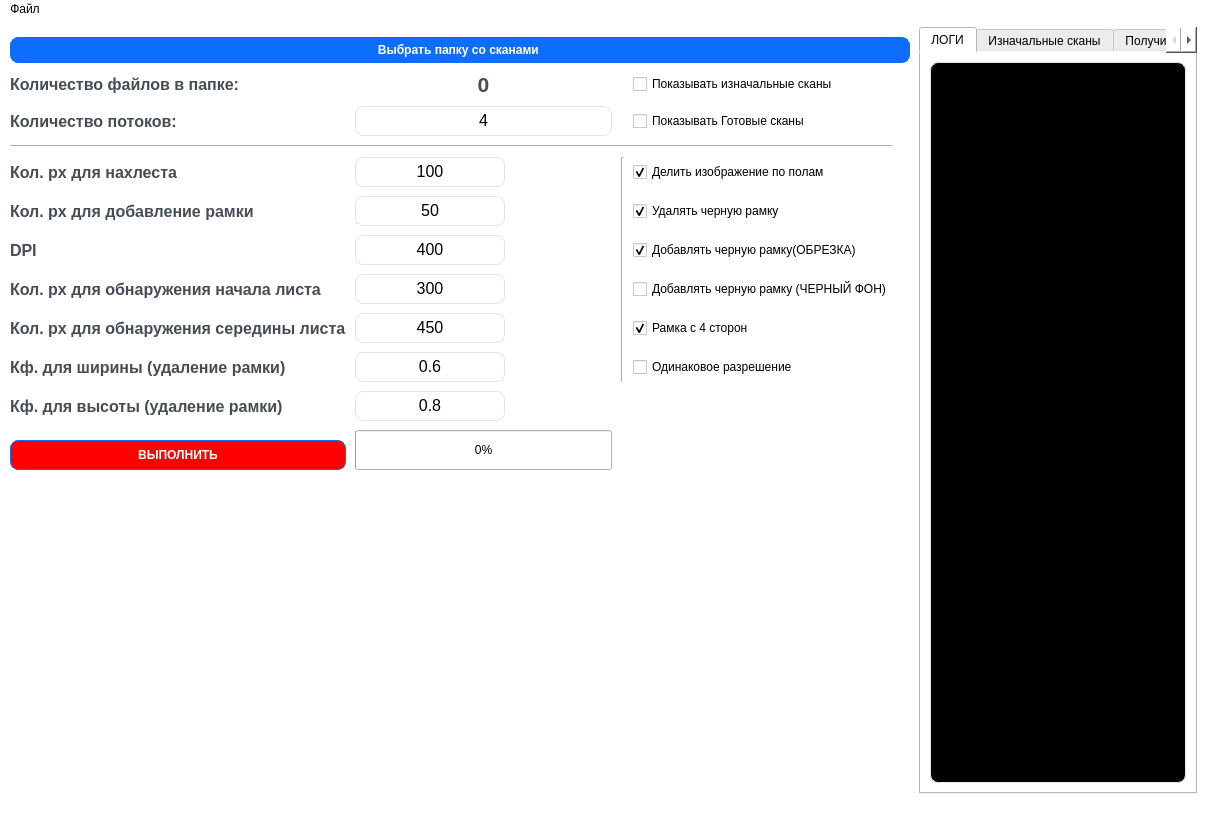
The window that gui/process.ui (glushok123/glushok-studio) describes before a commit, drawn with Qt 5.
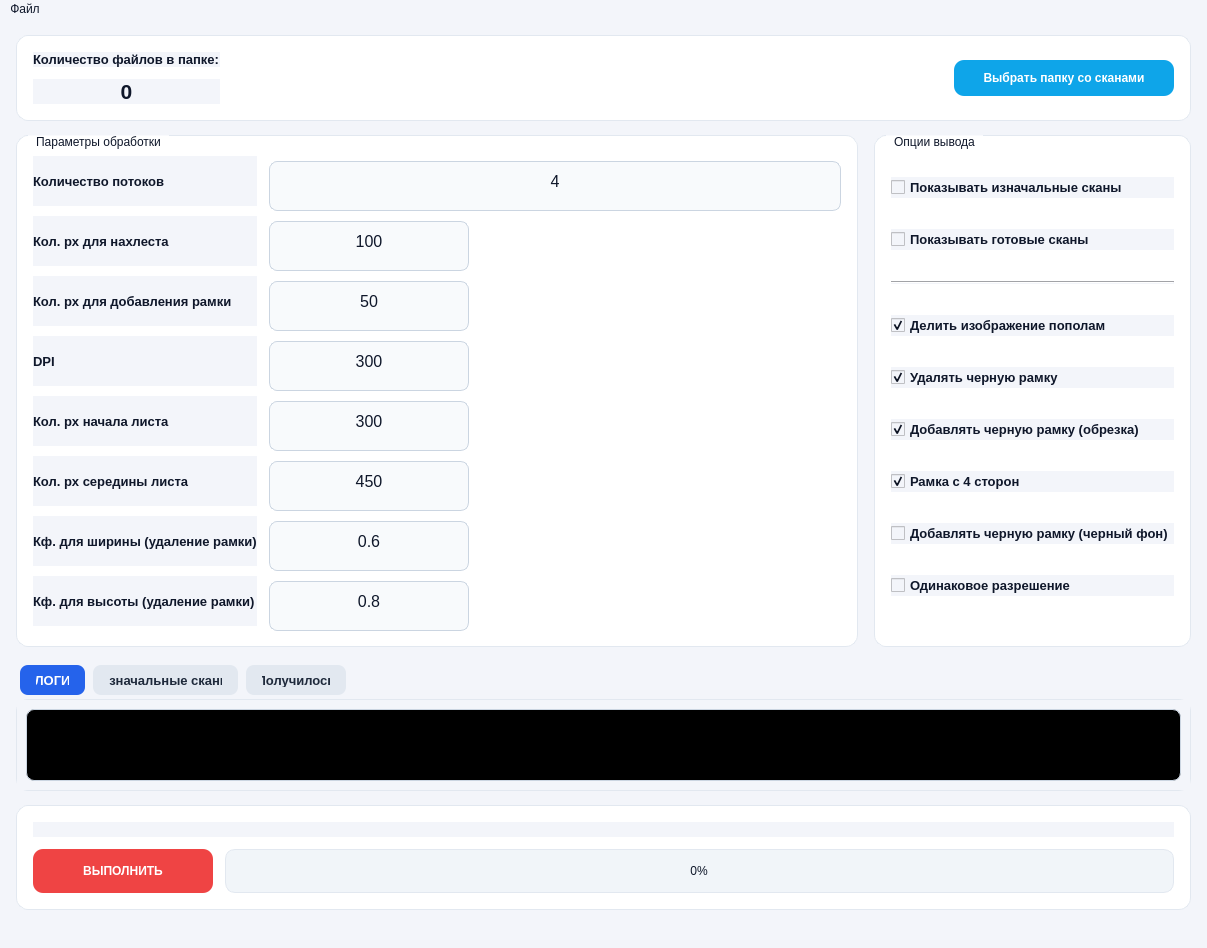
The same window after the commit.

Commit message: Restyle manual correction window layout

What changed in the file:
```diff
--- a/gui/process.ui
+++ b/gui/process.ui
@@ -15,226 +15,248 @@
   </property>
   <property name="styleSheet">
    <string notr="true">QWidget {
-  background-color: #fff;
+  background-color: #f3f5fa;
+  color: #0f172a;
+  font-family: "Segoe UI";
+}
+QFrame#folderFrame, QFrame#footerFrame, QGroupBox {
+  background-color: #ffffff;
+  border: 1px solid #e2e8f0;
+  border-radius: 12px;
+}
+QGroupBox::title {
+  subcontrol-origin: margin;
+  left: 12px;
+  padding: 0 6px;
+  color: #0f172a;
+  font-size: 14px;
+  font-weight: 600;
 }
 QLabel {
-  color: #464d55;
-font-size: 16px;
+  font-size: 13px;
+  font-weight: 600;
+}
+QLabel#label {
+  font-size: 22px;
   font-weight: 700;
 }
-QLabel#heading {
-  color: #0f1925;
-  font-size: 18px;
-  margin-bottom: 10px;
+QPushButton {
+  background-color: #2563eb;
+  color: #ffffff;
+  font-weight: 600;
+  border-radius: 10px;
+  padding: 10px 18px;
+  border: none;
 }
-
-QLabel#subheading {
-  color: #0f1925;
-  font-size: 14px;
-  font-weight: normal;
-  margin-bottom: 10px;
+QPushButton:hover {
+  background-color: #1d4ed8;
+}
+QPushButton#pushButton_2 {
+  background-color: #0ea5e9;
+}
+QPushButton#pushButton_2:hover {
+  background-color: #0284c7;
+}
+QPushButton#pushButton {
+  background-color: #ef4444;
+}
+QPushButton#pushButton:hover {
+  background-color: #dc2626;
 }
 QTextEdit {
+  border: 1px solid #cbd5e1;
   border-radius: 8px;
-  border: 1px solid #e0e4e7;
-
+  min-height: 36px;
+  background-color: #f8fafc;
+  padding: 6px 10px;
+  font-size: 14px;
 }
-
 QTextEdit:focus {
   border: 1px solid #d0e3ff;
 }
-
-QLineEdit::placeholder {
-  color: #767e89;
+QCheckBox {
+  font-size: 13px;
+  font-weight: 500;
 }
-QPushButton {
-  background-color: #0d6efd;
-  color: #fff;
-  font-weight: 600;
+QTabWidget::pane {
+  border: 1px solid #e2e8f0;
+  border-radius: 12px;
+  background: #ffffff;
+}
+QTabBar::tab {
+  background: #e2e8f0;
   border-radius: 8px;
-  border: 1px solid #0d6efd;
-  padding: 5px 15px;
-  margin-top: 10px;
-  outline: 0px;
+  padding: 8px 16px;
+  margin: 4px;
+  font-size: 13px;
+  font-weight: 600;
+  color: #1e293b;
 }
-QPushButton:hover,
-QPushButton:focus {
-  background-color: #0b5ed7;
-  border: 3px solid #9ac3fe;
-}</string>
+QTabBar::tab:selected {
+  background: #2563eb;
+  color: #ffffff;
+}
+QProgressBar {
+  border: 1px solid #e2e8f0;
+  border-radius: 10px;
+  background: #f1f5f9;
+  text-align: center;
+  color: #0f172a;
+}
+QProgressBar::chunk {
+  border-radius: 10px;
+  background: #22c55e;
+}
+</string>
   </property>
   <widget class="QWidget" name="centralwidget">
-   <layout class="QGridLayout" name="gridLayout">
+   <layout class="QVBoxLayout" name="mainLayout">
+    <property name="spacing">
+     <number>14</number>
+    </property>
     <property name="leftMargin">
-     <number>10</number>
+     <number>16</number>
     </property>
     <property name="topMargin">
-     <number>8</number>
+     <number>16</number>
     </property>
     <property name="rightMargin">
-     <number>10</number>
+     <number>16</number>
     </property>
     <property name="bottomMargin">
-     <number>15</number>
+     <number>16</number>
     </property>
+    <item>
+     <widget class="QFrame" name="folderFrame">
+      <property name="frameShape">
+       <enum>QFrame::StyledPanel</enum>
+      </property>
+      <property name="frameShadow">
+       <enum>QFrame::Raised</enum>
+      </property>
+      <layout class="QHBoxLayout" name="folderLayout">
     <property name="spacing">
-     <number>9</number>
-    </property>
-    <item row="1" column="3">
-     <widget class="QCheckBox" name="checkBox_6">
-      <property name="styleSheet">
-       <string notr="true">font: 75 10pt &quot;MS Shell Dlg 2&quot;;</string>
-      </property>
-      <property name="text">
-       <string>Показывать изначальные сканы</string>
-      </property>
-      <property name="checked">
-       <bool>false</bool>
-      </property>
-     </widget>
-    </item>
-    <item row="7" column="3">
-     <widget class="QCheckBox" name="checkBox_8">
-      <property name="styleSheet">
-       <string notr="true">font: 75 10pt &quot;MS Shell Dlg 2&quot;;</string>
-      </property>
+        <number>12</number>
+       </property>
+       <property name="leftMargin">
+        <number>16</number>
+       </property>
+       <property name="topMargin">
+        <number>16</number>
+       </property>
+       <property name="rightMargin">
+        <number>16</number>
+       </property>
+       <property name="bottomMargin">
+        <number>16</number>
+       </property>
+       <item>
+        <layout class="QVBoxLayout" name="folderInfoLayout">
+         <item>
+          <widget class="QLabel" name="label_2">
       <property name="text">
-       <string>Добавлять черную рамку (ЧЕРНЫЙ ФОН)</string>
+            <string>Количество файлов в папке:</string>
       </property>
      </widget>
     </item>
-    <item row="2" column="3">
-     <widget class="QCheckBox" name="checkBox_7">
-      <property name="styleSheet">
-       <string notr="true">font: 75 10pt &quot;MS Shell Dlg 2&quot;;</string>
-      </property>
+         <item>
+          <widget class="QLabel" name="label">
       <property name="text">
-       <string>Показывать Готовые сканы</string>
-      </property>
-      <property name="checked">
-       <bool>false</bool>
+            <string>&lt;html&gt;&lt;head/&gt;&lt;body&gt;&lt;p align=&quot;center&quot;&gt;&lt;span style=&quot; font-size:16pt;&quot;&gt;0&lt;/span&gt;&lt;/p&gt;&lt;/body&gt;&lt;/html&gt;</string>
+           </property>
+           <property name="alignment">
+            <set>Qt::AlignLeft|Qt::AlignVCenter</set>
       </property>
      </widget>
     </item>
-    <item row="7" column="0">
-     <widget class="QLabel" name="label_6">
-      <property name="styleSheet">
-       <string notr="true"/>
-      </property>
-      <property name="text">
-       <string>Кол. px для обнаружения начала листа</string>
-      </property>
-     </widget>
-    </item>
-    <item row="8" column="0">
-     <widget class="QLabel" name="label_7">
-      <property name="styleSheet">
-       <string notr="true"/>
+        </layout>
+       </item>
+       <item>
+        <spacer name="folderSpacer">
+         <property name="orientation">
+          <enum>Qt::Horizontal</enum>
+         </property>
+         <property name="sizeHint" stdset="0">
+          <size>
+           <width>20</width>
+           <height>20</height>
+          </size>
+         </property>
+        </spacer>
+       </item>
+       <item>
+        <widget class="QPushButton" name="pushButton_2">
+         <property name="minimumSize">
+          <size>
+           <width>220</width>
+           <height>36</height>
+          </size>
       </property>
       <property name="text">
-       <string>Кол. px для обнаружения середины листа</string>
+          <string>Выбрать папку со сканами</string>
       </property>
      </widget>
     </item>
-    <item row="7" column="1">
-     <widget class="QTextEdit" name="textEdit_5">
-      <property name="enabled">
-       <bool>true</bool>
-      </property>
-      <property name="maximumSize">
-       <size>
-        <width>150</width>
-        <height>30</height>
-       </size>
-      </property>
-      <property name="layoutDirection">
-       <enum>Qt::LeftToRight</enum>
-      </property>
-      <property name="styleSheet">
-       <string notr="true">font: 75 10pt &quot;MS Shell Dlg 2&quot;;
-color: rgb(0, 0, 0);</string>
-      </property>
-      <property name="readOnly">
-       <bool>false</bool>
-      </property>
-      <property name="html">
-       <string>&lt;!DOCTYPE HTML PUBLIC &quot;-//W3C//DTD HTML 4.0//EN&quot; &quot;http://www.w3.org/TR/REC-html40/strict.dtd&quot;&gt;
-&lt;html&gt;&lt;head&gt;&lt;meta name=&quot;qrichtext&quot; content=&quot;1&quot; /&gt;&lt;style type=&quot;text/css&quot;&gt;
-p, li { white-space: pre-wrap; }
-&lt;/style&gt;&lt;/head&gt;&lt;body style=&quot; font-family:'MS Shell Dlg 2'; font-size:10pt; font-weight:72; font-style:normal;&quot;&gt;
-&lt;p align=&quot;center&quot; style=&quot; margin-top:0px; margin-bottom:0px; margin-left:0px; margin-right:0px; -qt-block-indent:0; text-indent:0px;&quot;&gt;&lt;span style=&quot; font-size:12pt; font-weight:400;&quot;&gt;300&lt;/span&gt;&lt;/p&gt;&lt;/body&gt;&lt;/html&gt;</string>
-      </property>
-     </widget>
-    </item>
-    <item row="9" column="0">
-     <widget class="QLabel" name="label_10">
-      <property name="text">
-       <string>Кф. для ширины (удаление рамки)</string>
-      </property>
-     </widget>
-    </item>
-    <item row="8" column="1">
-     <widget class="QTextEdit" name="textEdit_6">
-      <property name="enabled">
-       <bool>true</bool>
-      </property>
-      <property name="maximumSize">
-       <size>
-        <width>150</width>
-        <height>30</height>
-       </size>
-      </property>
-      <property name="layoutDirection">
-       <enum>Qt::LeftToRight</enum>
-      </property>
-      <property name="styleSheet">
-       <string notr="true">font: 75 10pt &quot;MS Shell Dlg 2&quot;;
-color: rgb(0, 0, 0);</string>
-      </property>
-      <property name="readOnly">
-       <bool>false</bool>
-      </property>
-      <property name="html">
-       <string>&lt;!DOCTYPE HTML PUBLIC &quot;-//W3C//DTD HTML 4.0//EN&quot; &quot;http://www.w3.org/TR/REC-html40/strict.dtd&quot;&gt;
-&lt;html&gt;&lt;head&gt;&lt;meta name=&quot;qrichtext&quot; content=&quot;1&quot; /&gt;&lt;style type=&quot;text/css&quot;&gt;
-p, li { white-space: pre-wrap; }
-&lt;/style&gt;&lt;/head&gt;&lt;body style=&quot; font-family:'MS Shell Dlg 2'; font-size:10pt; font-weight:72; font-style:normal;&quot;&gt;
-&lt;p align=&quot;center&quot; style=&quot; margin-top:0px; margin-bottom:0px; margin-left:0px; margin-right:0px; -qt-block-indent:0; text-indent:0px;&quot;&gt;&lt;span style=&quot; font-size:12pt; font-weight:400;&quot;&gt;450&lt;/span&gt;&lt;/p&gt;&lt;/body&gt;&lt;/html&gt;</string>
-      </property>
-     </widget>
-    </item>
-    <item row="2" column="0">
+      </layout>
+     </widget>
+    </item>
+    <item>
+     <widget class="QWidget" name="contentWidget" native="true">
+      <layout class="QHBoxLayout" name="contentLayout">
+       <property name="spacing">
+        <number>16</number>
+       </property>
+       <property name="leftMargin">
+        <number>0</number>
+       </property>
+       <property name="topMargin">
+        <number>0</number>
+       </property>
+       <property name="rightMargin">
+        <number>0</number>
+       </property>
+       <property name="bottomMargin">
+        <number>0</number>
+       </property>
+       <item>
+        <widget class="QGroupBox" name="processingGroup">
+         <property name="title">
+          <string>Параметры обработки</string>
+         </property>
+         <layout class="QGridLayout" name="processingLayout">
+          <property name="horizontalSpacing">
+           <number>12</number>
+          </property>
+          <property name="verticalSpacing">
+           <number>10</number>
+          </property>
+          <property name="leftMargin">
+           <number>16</number>
+          </property>
+          <property name="topMargin">
+           <number>20</number>
+          </property>
+          <property name="rightMargin">
+           <number>16</number>
+          </property>
+          <property name="bottomMargin">
+           <number>20</number>
+          </property>
+          <item row="0" column="0">
      <widget class="QLabel" name="label_9">
       <property name="text">
-       <string>Количество потоков:</string>
+             <string>Количество потоков</string>
       </property>
      </widget>
     </item>
-    <item row="2" column="1">
+          <item row="0" column="1">
      <widget class="QTextEdit" name="textEdit_7">
-      <property name="enabled">
-       <bool>true</bool>
-      </property>
       <property name="maximumSize">
        <size>
         <width>16777215</width>
-        <height>30</height>
-       </size>
-      </property>
-      <property name="font">
-       <font>
-        <pointsize>12</pointsize>
-       </font>
-      </property>
-      <property name="layoutDirection">
-       <enum>Qt::LeftToRight</enum>
-      </property>
-      <property name="autoFormatting">
-       <set>QTextEdit::AutoAll</set>
-      </property>
-      <property name="undoRedoEnabled">
-       <bool>true</bool>
-      </property>
+              <height>40</height>
+             </size>
+            </property>
       <property name="html">
        <string>&lt;!DOCTYPE HTML PUBLIC &quot;-//W3C//DTD HTML 4.0//EN&quot; &quot;http://www.w3.org/TR/REC-html40/strict.dtd&quot;&gt;
 &lt;html&gt;&lt;head&gt;&lt;meta name=&quot;qrichtext&quot; content=&quot;1&quot; /&gt;&lt;style type=&quot;text/css&quot;&gt;
@@ -244,112 +266,231 @@
       </property>
      </widget>
     </item>
-    <item row="6" column="0">
+          <item row="1" column="0">
+           <widget class="QLabel" name="label_3">
+            <property name="text">
+             <string>Кол. px для нахлеста</string>
+            </property>
+           </widget>
+          </item>
+          <item row="1" column="1">
+           <widget class="QTextEdit" name="textEdit_2">
+            <property name="maximumSize">
+             <size>
+              <width>200</width>
+              <height>40</height>
+             </size>
+            </property>
+            <property name="html">
+             <string>&lt;!DOCTYPE HTML PUBLIC &quot;-//W3C//DTD HTML 4.0//EN&quot; &quot;http://www.w3.org/TR/REC-html40/strict.dtd&quot;&gt;
+&lt;html&gt;&lt;head&gt;&lt;meta name=&quot;qrichtext&quot; content=&quot;1&quot; /&gt;&lt;style type=&quot;text/css&quot;&gt;
+p, li { white-space: pre-wrap; }
+&lt;/style&gt;&lt;/head&gt;&lt;body style=&quot; font-family:'MS Shell Dlg 2'; font-size:12pt; font-weight:400; font-style:normal;&quot;&gt;
+&lt;p align=&quot;center&quot; style=&quot; margin-top:0px; margin-bottom:0px; margin-left:0px; margin-right:0px; -qt-block-indent:0; text-indent:0px;&quot;&gt;100&lt;/p&gt;&lt;/body&gt;&lt;/html&gt;</string>
+            </property>
+           </widget>
+          </item>
+          <item row="2" column="0">
+           <widget class="QLabel" name="label_4">
+            <property name="text">
+             <string>Кол. px для добавления рамки</string>
+            </property>
+           </widget>
+          </item>
+          <item row="2" column="1">
+           <widget class="QTextEdit" name="textEdit_3">
+            <property name="maximumSize">
+             <size>
+              <width>200</width>
+              <height>40</height>
+             </size>
+            </property>
+            <property name="html">
+             <string>&lt;!DOCTYPE HTML PUBLIC &quot;-//W3C//DTD HTML 4.0//EN&quot; &quot;http://www.w3.org/TR/REC-html40/strict.dtd&quot;&gt;
+&lt;html&gt;&lt;head&gt;&lt;meta name=&quot;qrichtext&quot; content=&quot;1&quot; /&gt;&lt;style type=&quot;text/css&quot;&gt;
+p, li { white-space: pre-wrap; }
+&lt;/style&gt;&lt;/head&gt;&lt;body style=&quot; font-family:'MS Shell Dlg 2'; font-size:12pt; font-weight:400; font-style:normal;&quot;&gt;
+&lt;p align=&quot;center&quot; style=&quot; margin-top:0px; margin-bottom:0px; margin-left:0px; margin-right:0px; -qt-block-indent:0; text-indent:0px;&quot;&gt;50&lt;/p&gt;&lt;/body&gt;&lt;/html&gt;</string>
+            </property>
+           </widget>
+          </item>
+          <item row="3" column="0">
      <widget class="QLabel" name="label_5">
-      <property name="styleSheet">
-       <string notr="true"/>
-      </property>
       <property name="text">
        <string>DPI</string>
       </property>
      </widget>
     </item>
+          <item row="3" column="1">
+           <widget class="QTextEdit" name="textEdit_4">
+            <property name="maximumSize">
+             <size>
+              <width>200</width>
+              <height>40</height>
+             </size>
+            </property>
+            <property name="html">
+             <string>&lt;!DOCTYPE HTML PUBLIC &quot;-//W3C//DTD HTML 4.0//EN&quot; &quot;http://www.w3.org/TR/REC-html40/strict.dtd&quot;&gt;
+&lt;html&gt;&lt;head&gt;&lt;meta name=&quot;qrichtext&quot; content=&quot;1&quot; /&gt;&lt;style type=&quot;text/css&quot;&gt;
+p, li { white-space: pre-wrap; }
+&lt;/style&gt;&lt;/head&gt;&lt;body style=&quot; font-family:'MS Shell Dlg 2'; font-size:12pt; font-weight:400; font-style:normal;&quot;&gt;
+&lt;p align=&quot;center&quot; style=&quot; margin-top:0px; margin-bottom:0px; margin-left:0px; margin-right:0px; -qt-block-indent:0; text-indent:0px;&quot;&gt;300&lt;/p&gt;&lt;/body&gt;&lt;/html&gt;</string>
+            </property>
+           </widget>
+          </item>
     <item row="4" column="0">
-     <widget class="QLabel" name="label_3">
-      <property name="maximumSize">
-       <size>
-        <width>16777215</width>
-        <height>40</height>
-       </size>
-      </property>
-      <property name="styleSheet">
-       <string notr="true"/>
-      </property>
+           <widget class="QLabel" name="label_6">
       <property name="text">
-       <string>Кол. px для нахлеста</string>
+             <string>Кол. px начала листа</string>
       </property>
      </widget>
     </item>
     <item row="4" column="1">
-     <widget class="QTextEdit" name="textEdit_2">
-      <property name="enabled">
-       <bool>true</bool>
-      </property>
+           <widget class="QTextEdit" name="textEdit_5">
       <property name="maximumSize">
        <size>
-        <width>150</width>
-        <height>30</height>
-       </size>
-      </property>
-      <property name="layoutDirection">
-       <enum>Qt::LeftToRight</enum>
-      </property>
-      <property name="styleSheet">
-       <string notr="true"/>
-      </property>
-      <property name="readOnly">
-       <bool>false</bool>
-      </property>
+              <width>200</width>
+              <height>40</height>
+             </size>
+            </property>
       <property name="html">
        <string>&lt;!DOCTYPE HTML PUBLIC &quot;-//W3C//DTD HTML 4.0//EN&quot; &quot;http://www.w3.org/TR/REC-html40/strict.dtd&quot;&gt;
 &lt;html&gt;&lt;head&gt;&lt;meta name=&quot;qrichtext&quot; content=&quot;1&quot; /&gt;&lt;style type=&quot;text/css&quot;&gt;
 p, li { white-space: pre-wrap; }
-&lt;/style&gt;&lt;/head&gt;&lt;body style=&quot; font-family:'MS Shell Dlg 2'; font-size:8.25pt; font-weight:400; font-style:normal;&quot;&gt;
-&lt;p align=&quot;center&quot; style=&quot; margin-top:0px; margin-bottom:0px; margin-left:0px; margin-right:0px; -qt-block-indent:0; text-indent:0px;&quot;&gt;&lt;span style=&quot; font-size:12pt;&quot;&gt;100&lt;/span&gt;&lt;/p&gt;&lt;/body&gt;&lt;/html&gt;</string>
+&lt;/style&gt;&lt;/head&gt;&lt;body style=&quot; font-family:'MS Shell Dlg 2'; font-size:12pt; font-weight:400; font-style:normal;&quot;&gt;
+&lt;p align=&quot;center&quot; style=&quot; margin-top:0px; margin-bottom:0px; margin-left:0px; margin-right:0px; -qt-block-indent:0; text-indent:0px;&quot;&gt;300&lt;/p&gt;&lt;/body&gt;&lt;/html&gt;</string>
       </property>
      </widget>
     </item>
     <item row="5" column="0">
-     <widget class="QLabel" name="label_4">
-      <property name="styleSheet">
-       <string notr="true"/>
-      </property>
+           <widget class="QLabel" name="label_7">
+            <property name="text">
+             <string>Кол. px середины листа</string>
+            </property>
+           </widget>
+          </item>
+          <item row="5" column="1">
+           <widget class="QTextEdit" name="textEdit_6">
+            <property name="maximumSize">
+             <size>
+              <width>200</width>
+              <height>40</height>
+             </size>
+            </property>
+            <property name="html">
+             <string>&lt;!DOCTYPE HTML PUBLIC &quot;-//W3C//DTD HTML 4.0//EN&quot; &quot;http://www.w3.org/TR/REC-html40/strict.dtd&quot;&gt;
+&lt;html&gt;&lt;head&gt;&lt;meta name=&quot;qrichtext&quot; content=&quot;1&quot; /&gt;&lt;style type=&quot;text/css&quot;&gt;
+p, li { white-space: pre-wrap; }
+&lt;/style&gt;&lt;/head&gt;&lt;body style=&quot; font-family:'MS Shell Dlg 2'; font-size:12pt; font-weight:400; font-style:normal;&quot;&gt;
+&lt;p align=&quot;center&quot; style=&quot; margin-top:0px; margin-bottom:0px; margin-left:0px; margin-right:0px; -qt-block-indent:0; text-indent:0px;&quot;&gt;450&lt;/p&gt;&lt;/body&gt;&lt;/html&gt;</string>
+            </property>
+           </widget>
+          </item>
+          <item row="6" column="0">
+           <widget class="QLabel" name="label_10">
       <property name="text">
-       <string>Кол. px для добавление рамки</string>
+             <string>Кф. для ширины (удаление рамки)</string>
       </property>
      </widget>
     </item>
-    <item row="6" column="3">
-     <widget class="QCheckBox" name="checkBox_2">
-      <property name="styleSheet">
-       <string notr="true">font: 75 10pt &quot;MS Shell Dlg 2&quot;;</string>
-      </property>
+          <item row="6" column="1">
+           <widget class="QTextEdit" name="textEdit_8">
+            <property name="maximumSize">
+             <size>
+              <width>200</width>
+              <height>40</height>
+             </size>
+            </property>
+            <property name="html">
+             <string>&lt;!DOCTYPE HTML PUBLIC &quot;-//W3C//DTD HTML 4.0//EN&quot; &quot;http://www.w3.org/TR/REC-html40/strict.dtd&quot;&gt;
+&lt;html&gt;&lt;head&gt;&lt;meta name=&quot;qrichtext&quot; content=&quot;1&quot; /&gt;&lt;style type=&quot;text/css&quot;&gt;
+p, li { white-space: pre-wrap; }
+&lt;/style&gt;&lt;/head&gt;&lt;body style=&quot; font-family:'MS Shell Dlg 2'; font-size:12pt; font-weight:400; font-style:normal;&quot;&gt;
+&lt;p align=&quot;center&quot; style=&quot; margin-top:0px; margin-bottom:0px; margin-left:0px; margin-right:0px; -qt-block-indent:0; text-indent:0px;&quot;&gt;0.6&lt;/p&gt;&lt;/body&gt;&lt;/html&gt;</string>
+            </property>
+           </widget>
+          </item>
+          <item row="7" column="0">
+           <widget class="QLabel" name="label_11">
       <property name="text">
-       <string>Добавлять черную рамку(ОБРЕЗКА)</string>
+             <string>Кф. для высоты (удаление рамки)</string>
+            </property>
+           </widget>
+          </item>
+          <item row="7" column="1">
+           <widget class="QTextEdit" name="textEdit_9">
+            <property name="maximumSize">
+             <size>
+              <width>200</width>
+              <height>40</height>
+             </size>
+            </property>
+            <property name="html">
+             <string>&lt;!DOCTYPE HTML PUBLIC &quot;-//W3C//DTD HTML 4.0//EN&quot; &quot;http://www.w3.org/TR/REC-html40/strict.dtd&quot;&gt;
+&lt;html&gt;&lt;head&gt;&lt;meta name=&quot;qrichtext&quot; content=&quot;1&quot; /&gt;&lt;style type=&quot;text/css&quot;&gt;
+p, li { white-space: pre-wrap; }
+&lt;/style&gt;&lt;/head&gt;&lt;body style=&quot; font-family:'MS Shell Dlg 2'; font-size:12pt; font-weight:400; font-style:normal;&quot;&gt;
+&lt;p align=&quot;center&quot; style=&quot; margin-top:0px; margin-bottom:0px; margin-left:0px; margin-right:0px; -qt-block-indent:0; text-indent:0px;&quot;&gt;0.8&lt;/p&gt;&lt;/body&gt;&lt;/html&gt;</string>
+            </property>
+           </widget>
+          </item>
+         </layout>
+        </widget>
+       </item>
+       <item>
+        <widget class="QGroupBox" name="optionsGroup">
+         <property name="title">
+          <string>Опции вывода</string>
+         </property>
+         <layout class="QVBoxLayout" name="optionsLayout">
+          <property name="spacing">
+           <number>10</number>
+          </property>
+          <property name="leftMargin">
+           <number>16</number>
+          </property>
+          <property name="topMargin">
+           <number>20</number>
+          </property>
+          <property name="rightMargin">
+           <number>16</number>
+          </property>
+          <property name="bottomMargin">
+           <number>20</number>
+          </property>
+          <item>
+           <widget class="QCheckBox" name="checkBox_6">
+            <property name="text">
+             <string>Показывать изначальные сканы</string>
+            </property>
+           </widget>
+          </item>
+          <item>
+           <widget class="QCheckBox" name="checkBox_7">
+            <property name="text">
+             <string>Показывать готовые сканы</string>
+            </property>
+           </widget>
+          </item>
+          <item>
+           <widget class="Line" name="line_2">
+            <property name="orientation">
+             <enum>Qt::Horizontal</enum>
+            </property>
+           </widget>
+          </item>
+          <item>
+           <widget class="QCheckBox" name="checkBox_3">
+            <property name="text">
+             <string>Делить изображение пополам</string>
       </property>
       <property name="checked">
        <bool>true</bool>
       </property>
      </widget>
     </item>
-    <item row="4" column="2" rowspan="6">
-     <widget class="Line" name="line">
-      <property name="orientation">
-       <enum>Qt::Vertical</enum>
-      </property>
-     </widget>
-    </item>
-    <item row="0" column="0" colspan="6">
-     <widget class="QPushButton" name="pushButton_2">
-      <property name="minimumSize">
-       <size>
-        <width>684</width>
-        <height>30</height>
-       </size>
-      </property>
-      <property name="styleSheet">
-       <string notr="true"/>
-      </property>
-      <property name="text">
-       <string>Выбрать папку со сканами </string>
-      </property>
-     </widget>
-    </item>
-    <item row="5" column="3">
+          <item>
      <widget class="QCheckBox" name="checkBox">
-      <property name="styleSheet">
-       <string notr="true">font: 75 10pt &quot;MS Shell Dlg 2&quot;;</string>
-      </property>
       <property name="text">
        <string>Удалять черную рамку</string>
       </property>
@@ -358,11 +499,18 @@
       </property>
      </widget>
     </item>
-    <item row="8" column="3">
+          <item>
+           <widget class="QCheckBox" name="checkBox_2">
+            <property name="text">
+             <string>Добавлять черную рамку (обрезка)</string>
+            </property>
+            <property name="checked">
+             <bool>true</bool>
+            </property>
+           </widget>
+          </item>
+          <item>
      <widget class="QCheckBox" name="checkBox_4">
-      <property name="styleSheet">
-       <string notr="true">font: 75 10pt &quot;MS Shell Dlg 2&quot;;</string>
-      </property>
       <property name="text">
        <string>Рамка с 4 сторон</string>
       </property>
@@ -371,152 +519,28 @@
       </property>
      </widget>
     </item>
-    <item row="1" column="1">
-     <widget class="QLabel" name="label">
-      <property name="minimumSize">
-       <size>
-        <width>0</width>
-        <height>0</height>
-       </size>
-      </property>
-      <property name="maximumSize">
-       <size>
-        <width>16777215</width>
-        <height>30</height>
-       </size>
-      </property>
-      <property name="styleSheet">
-       <string notr="true"/>
-      </property>
+          <item>
+           <widget class="QCheckBox" name="checkBox_8">
       <property name="text">
-       <string>&lt;html&gt;&lt;head/&gt;&lt;body&gt;&lt;p align=&quot;center&quot;&gt;&lt;span style=&quot; font-size:16pt;&quot;&gt;0&lt;/span&gt;&lt;/p&gt;&lt;/body&gt;&lt;/html&gt;</string>
+             <string>Добавлять черную рамку (черный фон)</string>
       </property>
      </widget>
     </item>
-    <item row="13" column="0" rowspan="2" colspan="4">
-     <widget class="QLabel" name="label_8">
-      <property name="text">
-       <string/>
-      </property>
-      <property name="alignment">
-       <set>Qt::AlignCenter</set>
-      </property>
-     </widget>
-    </item>
-    <item row="1" column="0">
-     <widget class="QLabel" name="label_2">
-      <property name="styleSheet">
-       <string notr="true"/>
-      </property>
-      <property name="text">
-       <string>Количество файлов в папке:</string>
-      </property>
-     </widget>
-    </item>
-    <item row="3" column="0" colspan="4">
-     <widget class="Line" name="line_2">
-      <property name="orientation">
-       <enum>Qt::Horizontal</enum>
-      </property>
-     </widget>
-    </item>
-    <item row="4" column="3">
-     <widget class="QCheckBox" name="checkBox_3">
-      <property name="styleSheet">
-       <string notr="true">font: 75 10pt &quot;MS Shell Dlg 2&quot;;</string>
-      </property>
-      <property name="text">
-       <string>Делить изображение по полам</string>
-      </property>
-      <property name="checked">
-       <bool>true</bool>
-      </property>
-     </widget>
-    </item>
-    <item row="6" column="1">
-     <widget class="QTextEdit" name="textEdit_4">
-      <property name="enabled">
-       <bool>true</bool>
-      </property>
-      <property name="maximumSize">
-       <size>
-        <width>150</width>
-        <height>30</height>
-       </size>
-      </property>
-      <property name="layoutDirection">
-       <enum>Qt::LeftToRight</enum>
-      </property>
-      <property name="styleSheet">
-       <string notr="true">font: 75 10pt &quot;MS Shell Dlg 2&quot;;
-color: rgb(0, 0, 0);</string>
-      </property>
-      <property name="readOnly">
-       <bool>false</bool>
-      </property>
-      <property name="html">
-       <string>&lt;!DOCTYPE HTML PUBLIC &quot;-//W3C//DTD HTML 4.0//EN&quot; &quot;http://www.w3.org/TR/REC-html40/strict.dtd&quot;&gt;
-&lt;html&gt;&lt;head&gt;&lt;meta name=&quot;qrichtext&quot; content=&quot;1&quot; /&gt;&lt;style type=&quot;text/css&quot;&gt;
-p, li { white-space: pre-wrap; }
-&lt;/style&gt;&lt;/head&gt;&lt;body style=&quot; font-family:'MS Shell Dlg 2'; font-size:10pt; font-weight:72; font-style:normal;&quot;&gt;
-&lt;p align=&quot;center&quot; style=&quot; margin-top:0px; margin-bottom:0px; margin-left:0px; margin-right:0px; -qt-block-indent:0; text-indent:0px;&quot;&gt;&lt;span style=&quot; font-size:12pt; font-weight:400;&quot;&gt;400&lt;/span&gt;&lt;/p&gt;&lt;/body&gt;&lt;/html&gt;</string>
-      </property>
-     </widget>
-    </item>
-    <item row="5" column="1">
-     <widget class="QTextEdit" name="textEdit_3">
-      <property name="enabled">
-       <bool>true</bool>
-      </property>
-      <property name="minimumSize">
-       <size>
-        <width>0</width>
-        <height>30</height>
-       </size>
-      </property>
-      <property name="maximumSize">
-       <size>
-        <width>150</width>
-        <height>30</height>
-       </size>
-      </property>
-      <property name="layoutDirection">
-       <enum>Qt::LeftToRight</enum>
-      </property>
-      <property name="styleSheet">
-       <string notr="true">font: 75 10pt &quot;MS Shell Dlg 2&quot;;
-color: rgb(0, 0, 0);</string>
-      </property>
-      <property name="readOnly">
-       <bool>false</bool>
-      </property>
-      <property name="html">
-       <string>&lt;!DOCTYPE HTML PUBLIC &quot;-//W3C//DTD HTML 4.0//EN&quot; &quot;http://www.w3.org/TR/REC-html40/strict.dtd&quot;&gt;
-&lt;html&gt;&lt;head&gt;&lt;meta name=&quot;qrichtext&quot; content=&quot;1&quot; /&gt;&lt;style type=&quot;text/css&quot;&gt;
-p, li { white-space: pre-wrap; }
-&lt;/style&gt;&lt;/head&gt;&lt;body style=&quot; font-family:'MS Shell Dlg 2'; font-size:10pt; font-weight:72; font-style:normal;&quot;&gt;
-&lt;p align=&quot;center&quot; style=&quot; margin-top:0px; margin-bottom:0px; margin-left:0px; margin-right:0px; -qt-block-indent:0; text-indent:0px;&quot;&gt;&lt;span style=&quot; font-size:12pt; font-weight:400;&quot;&gt;50&lt;/span&gt;&lt;/p&gt;&lt;/body&gt;&lt;/html&gt;</string>
-      </property>
-     </widget>
-    </item>
-    <item row="9" column="3">
+          <item>
      <widget class="QCheckBox" name="checkBox_5">
-      <property name="styleSheet">
-       <string notr="true">font: 75 10pt &quot;MS Shell Dlg 2&quot;;</string>
-      </property>
       <property name="text">
        <string>Одинаковое разрешение</string>
       </property>
      </widget>
     </item>
-    <item row="0" column="7" rowspan="15">
+         </layout>
+        </widget>
+       </item>
+      </layout>
+     </widget>
+    </item>
+    <item>
      <widget class="QTabWidget" name="tabWidget">
-      <property name="maximumSize">
-       <size>
-        <width>400</width>
-        <height>16777215</height>
-       </size>
-      </property>
       <property name="currentIndex">
        <number>0</number>
       </property>
@@ -575,36 +599,64 @@
       </widget>
      </widget>
     </item>
-    <item row="10" column="0">
-     <widget class="QLabel" name="label_11">
+    <item>
+     <widget class="QFrame" name="footerFrame">
+      <property name="frameShape">
+       <enum>QFrame::StyledPanel</enum>
+      </property>
+      <property name="frameShadow">
+       <enum>QFrame::Raised</enum>
+      </property>
+      <layout class="QVBoxLayout" name="footerLayout">
+       <property name="spacing">
+        <number>12</number>
+       </property>
+       <property name="leftMargin">
+        <number>16</number>
+       </property>
+       <property name="topMargin">
+        <number>16</number>
+       </property>
+       <property name="rightMargin">
+        <number>16</number>
+       </property>
+       <property name="bottomMargin">
+        <number>16</number>
+       </property>
+       <item>
+        <widget class="QLabel" name="label_8">
       <property name="text">
-       <string>Кф. для высоты (удаление рамки)</string>
+          <string/>
+         </property>
+         <property name="alignment">
+          <set>Qt::AlignCenter</set>
       </property>
      </widget>
     </item>
-    <item row="11" column="0">
+       <item>
+        <layout class="QHBoxLayout" name="footerActionLayout">
+         <property name="spacing">
+          <number>12</number>
+         </property>
+         <item>
      <widget class="QPushButton" name="pushButton">
       <property name="minimumSize">
        <size>
-        <width>0</width>
-        <height>40</height>
-       </size>
-      </property>
-      <property name="styleSheet">
-       <string notr="true">background-color: rgb(255, 0, 0);
-color: rgb(255, 255, 255);</string>
-      </property>
+             <width>180</width>
+             <height>44</height>
+            </size>
+           </property>
       <property name="text">
        <string>ВЫПОЛНИТЬ</string>
       </property>
      </widget>
     </item>
-    <item row="11" column="1">
+         <item>
      <widget class="QProgressBar" name="progressBar">
       <property name="minimumSize">
        <size>
         <width>0</width>
-        <height>40</height>
+             <height>44</height>
        </size>
       </property>
       <property name="value">
@@ -618,38 +670,9 @@
       </property>
      </widget>
     </item>
-    <item row="9" column="1">
-     <widget class="QTextEdit" name="textEdit_8">
-      <property name="maximumSize">
-       <size>
-        <width>150</width>
-        <height>30</height>
-       </size>
-      </property>
-      <property name="html">
-       <string>&lt;!DOCTYPE HTML PUBLIC &quot;-//W3C//DTD HTML 4.0//EN&quot; &quot;http://www.w3.org/TR/REC-html40/strict.dtd&quot;&gt;
-&lt;html&gt;&lt;head&gt;&lt;meta name=&quot;qrichtext&quot; content=&quot;1&quot; /&gt;&lt;style type=&quot;text/css&quot;&gt;
-p, li { white-space: pre-wrap; }
-&lt;/style&gt;&lt;/head&gt;&lt;body style=&quot; font-family:'MS Shell Dlg 2'; font-size:8.25pt; font-weight:400; font-style:normal;&quot;&gt;
-&lt;p align=&quot;center&quot; style=&quot; margin-top:0px; margin-bottom:0px; margin-left:0px; margin-right:0px; -qt-block-indent:0; text-indent:0px;&quot;&gt;&lt;span style=&quot; font-size:12pt;&quot;&gt;0.6&lt;/span&gt;&lt;/p&gt;&lt;/body&gt;&lt;/html&gt;</string>
-      </property>
-     </widget>
-    </item>
-    <item row="10" column="1">
-     <widget class="QTextEdit" name="textEdit_9">
-      <property name="maximumSize">
-       <size>
-        <width>150</width>
-        <height>30</height>
-       </size>
-      </property>
-      <property name="html">
-       <string>&lt;!DOCTYPE HTML PUBLIC &quot;-//W3C//DTD HTML 4.0//EN&quot; &quot;http://www.w3.org/TR/REC-html40/strict.dtd&quot;&gt;
-&lt;html&gt;&lt;head&gt;&lt;meta name=&quot;qrichtext&quot; content=&quot;1&quot; /&gt;&lt;style type=&quot;text/css&quot;&gt;
-p, li { white-space: pre-wrap; }
-&lt;/style&gt;&lt;/head&gt;&lt;body style=&quot; font-family:'MS Shell Dlg 2'; font-size:8.25pt; font-weight:400; font-style:normal;&quot;&gt;
-&lt;p align=&quot;center&quot; style=&quot; margin-top:0px; margin-bottom:0px; margin-left:0px; margin-right:0px; -qt-block-indent:0; text-indent:0px;&quot;&gt;&lt;span style=&quot; font-size:12pt;&quot;&gt;0.8&lt;/span&gt;&lt;/p&gt;&lt;/body&gt;&lt;/html&gt;</string>
-      </property>
+        </layout>
+       </item>
+      </layout>
      </widget>
     </item>
    </layout>
```
Left out of the diff: 3 changed lines with no effect on the pictures. Lines whose indentation alone changed are shown as unchanged.
